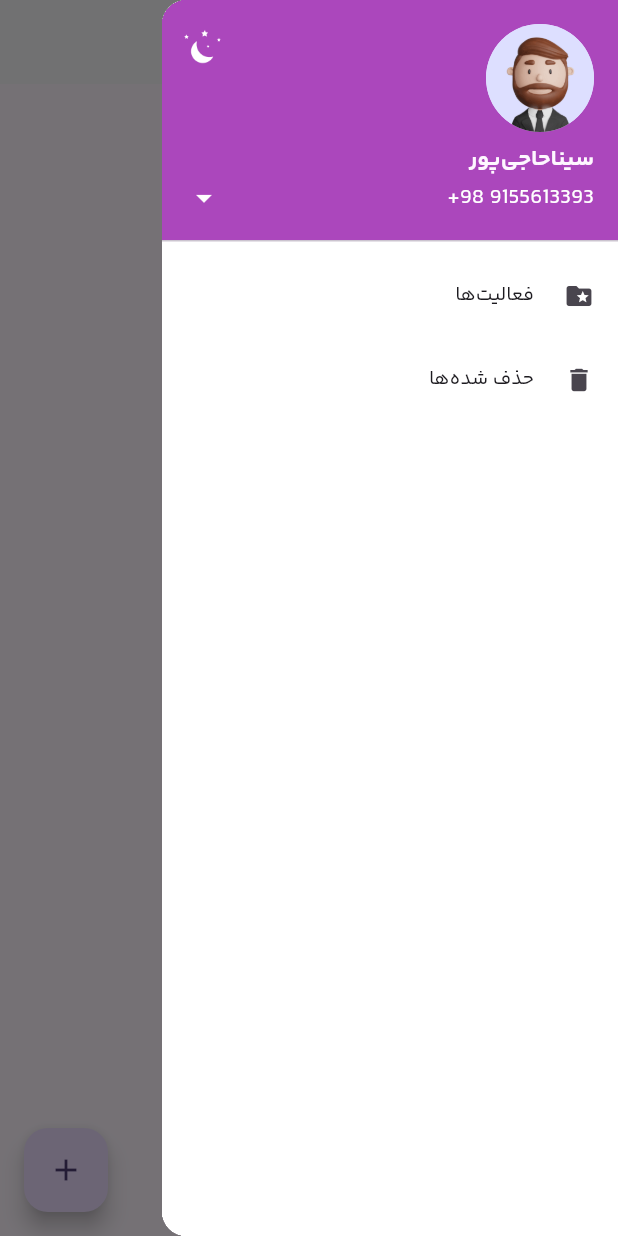
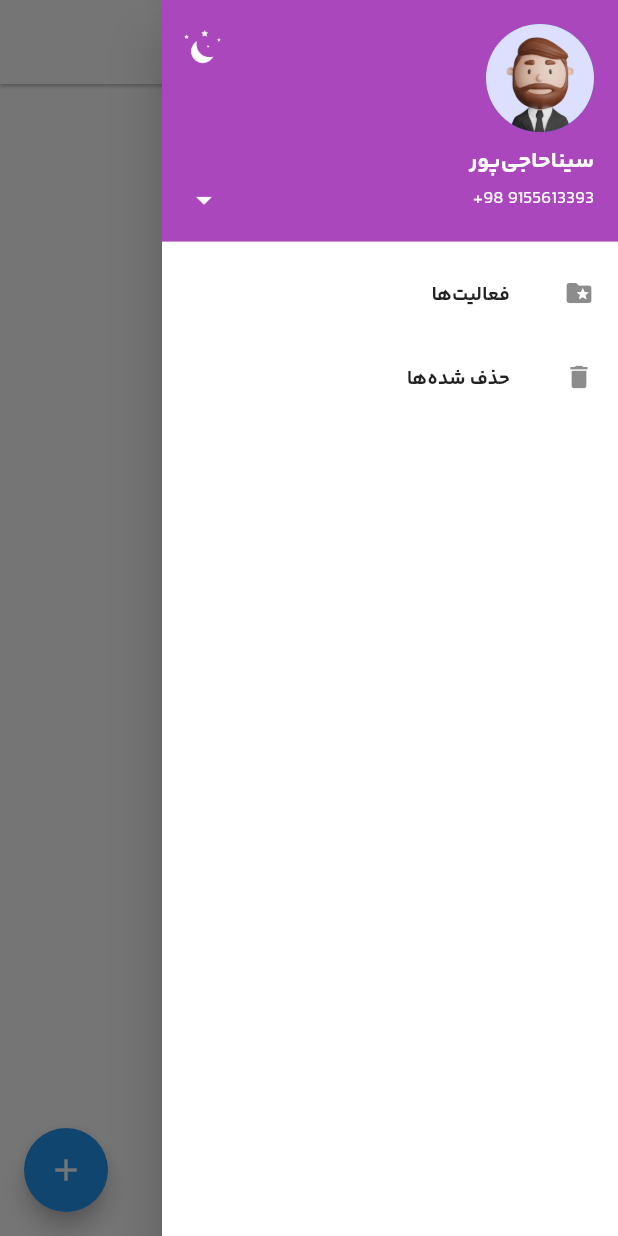
Before and after one commit to SinaHajipooor/Tasks-Management, a Flutter app: the screen it shows after launch, with the side drawer open, on a phone screen of 412 x 824 dp. Run offline on Flutter 3.47's test engine with Material 2 defaults, Android fonts, the phone set to English and light mode, and no system bars; our stand-ins replace bloc, equatable, flutter_bloc.

Commit message:
implement the theme data at main

```diff
--- a/lib/helpers/theme_helper.dart
+++ b/lib/helpers/theme_helper.dart
@@ -64,13 +64,13 @@ class ThemeHelper with ChangeNotifier {
   }
 }
 
-class MyThemeModel with ChangeNotifier {
-  ThemeModeType _themeMode = ThemeModeType.light;
+// class MyThemeModel with ChangeNotifier {
+//   ThemeModeType _themeMode = ThemeModeType.light;
 
-  ThemeMode get themeMode => _themeMode == ThemeModeType.light ? ThemeMode.light : ThemeMode.dark;
+//   ThemeMode get themeMode => _themeMode == ThemeModeType.light ? ThemeMode.light : ThemeMode.dark;
 
-  void toggleTheme() {
-    _themeMode = _themeMode == ThemeModeType.light ? ThemeModeType.dark : ThemeModeType.light;
-    notifyListeners();
-  }
-}
+//   void toggleTheme() {
+//     _themeMode = _themeMode == ThemeModeType.light ? ThemeModeType.dark : ThemeModeType.light;
+//     notifyListeners();
+//   }
+// }
--- a/lib/main.dart
+++ b/lib/main.dart
@@ -1,3 +1,5 @@
+import 'package:bloc_app/helpers/theme_helper.dart';
+
 import 'app/imports/app_imports.dart';
 
 void main() async {
@@ -9,21 +11,24 @@ class MyApp extends StatelessWidget {
 
   @override
   Widget build(BuildContext context) {
-    return BlocProvider(
-      create: (context) => TasksBloc(),
-      child: MaterialApp(
+    return MultiBlocProvider(
+      providers: [
+        BlocProvider(create: (context) => TasksBloc()),
+        BlocProvider(create: (context) => ThemeBloc()),
+      ],
+      child: BlocBuilder<ThemeBloc, ThemeState>(
+        builder: (context, state) {
+          return MaterialApp(
             title: 'Tasks Management',
             debugShowCheckedModeBanner: false,
             locale: const Locale('fa', 'IR'),
             localizationsDelegates: appLocalizations,
             supportedLocales: appSupportedLocales,
-        theme: ThemeData(
-          fontFamily: 'YekanBakh',
-          colorScheme: ColorScheme.fromSeed(seedColor: Colors.deepPurple),
-          useMaterial3: true,
-        ),
+            theme: state.isLight ? ThemeHelper().getLightTheme() : ThemeHelper().getDarkTheme(),
             home: const SplashScreen(),
             routes: appRoutes,
+          );
+        },
       ),
     );
   }
--- a/lib/navigation/drawer/app_drawer.dart
+++ b/lib/navigation/drawer/app_drawer.dart
@@ -56,14 +56,20 @@ class AppDrawer extends StatelessWidget {
                           child: child,
                         );
                       },
-                      child: InkWell(
-                        onTap: () {},
-                        child: Image.asset(
-                          'assets/images/icons/night.png',
-                          color: Colors.white,
-                          width: 30,
-                          height: 30,
-                        ),
+                      child: BlocBuilder<ThemeBloc, ThemeState>(
+                        builder: (context, state) {
+                          return InkWell(
+                            onTap: () {
+                              context.read<ThemeBloc>().add(state.isLight ? swithToDarkMode() : swithToLightMode());
+                            },
+                            child: Image.asset(
+                              state.isLight ? 'assets/images/icons/night.png' : 'assets/images/icons/sun.png',
+                              color: Colors.white,
+                              width: 30,
+                              height: 30,
+                            ),
+                          );
+                        },
                       ),
                     ),
                   ),
```
Also changed, not shown: assets/images/icons/sun.png (added). Lines whose indentation alone changed are shown as unchanged.
